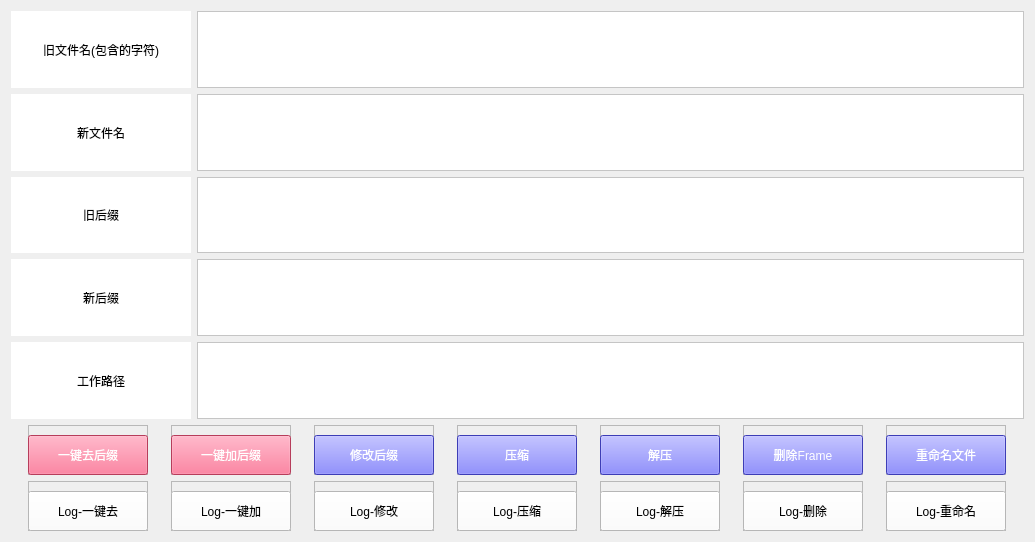
Old version of the form modify_suffix/main_ui.ui in the repository WanKaKa/MultipleLanguageUtils.
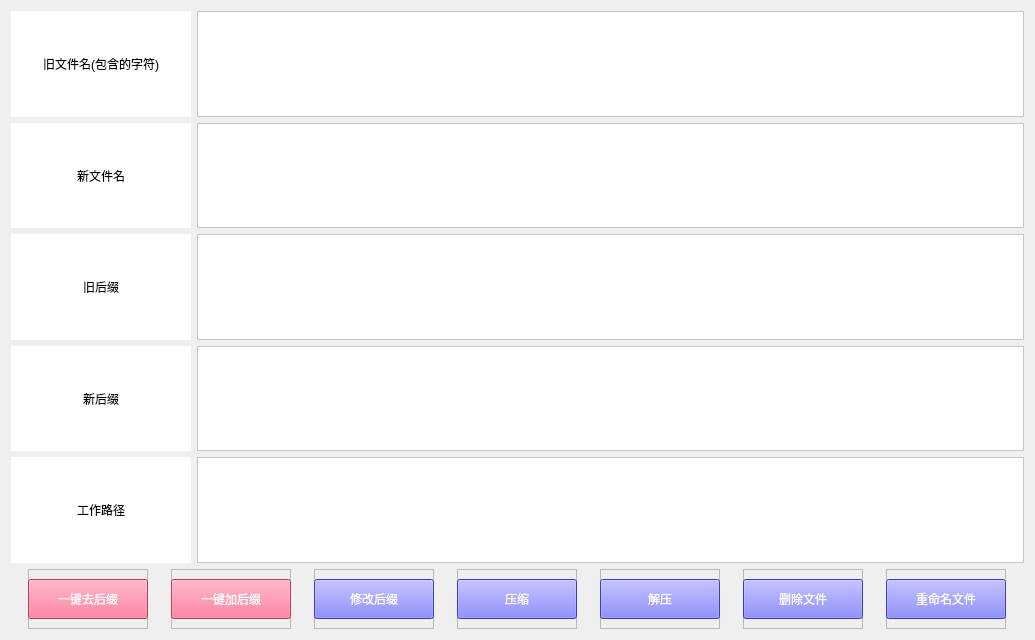
New version of the form.

Commit message: 重命名工具1.0.7

Patch:
```diff
--- a/modify_suffix/main_ui.ui
+++ b/modify_suffix/main_ui.ui
@@ -7,7 +7,7 @@
     <x>0</x>
     <y>0</y>
     <width>1035</width>
-    <height>542</height>
+    <height>640</height>
    </rect>
   </property>
   <property name="windowTitle">
@@ -242,13 +242,13 @@
          <property name="minimumSize">
           <size>
            <width>120</width>
-           <height>50</height>
+           <height>60</height>
           </size>
          </property>
          <property name="maximumSize">
           <size>
            <width>120</width>
-           <height>50</height>
+           <height>60</height>
           </size>
          </property>
          <property name="frameShape">
@@ -294,13 +294,13 @@
          <property name="minimumSize">
           <size>
            <width>120</width>
-           <height>50</height>
+           <height>60</height>
           </size>
          </property>
          <property name="maximumSize">
           <size>
            <width>120</width>
-           <height>50</height>
+           <height>60</height>
           </size>
          </property>
          <property name="frameShape">
@@ -347,13 +347,13 @@
          <property name="minimumSize">
           <size>
            <width>120</width>
-           <height>50</height>
+           <height>60</height>
           </size>
          </property>
          <property name="maximumSize">
           <size>
            <width>120</width>
-           <height>50</height>
+           <height>60</height>
           </size>
          </property>
          <property name="frameShape">
@@ -399,13 +399,13 @@
          <property name="minimumSize">
           <size>
            <width>120</width>
-           <height>50</height>
+           <height>60</height>
           </size>
          </property>
          <property name="maximumSize">
           <size>
            <width>120</width>
-           <height>50</height>
+           <height>60</height>
           </size>
          </property>
          <property name="frameShape">
@@ -448,10 +448,16 @@
        </item>
        <item>
         <widget class="QFrame" name="frame_13">
+         <property name="minimumSize">
+          <size>
+           <width>120</width>
+           <height>60</height>
+          </size>
+         </property>
          <property name="maximumSize">
           <size>
            <width>120</width>
-           <height>50</height>
+           <height>60</height>
           </size>
          </property>
          <property name="frameShape">
@@ -497,13 +503,13 @@
          <property name="minimumSize">
           <size>
            <width>120</width>
-           <height>50</height>
+           <height>60</height>
           </size>
          </property>
          <property name="maximumSize">
           <size>
            <width>120</width>
-           <height>50</height>
+           <height>60</height>
           </size>
          </property>
          <property name="frameShape">
@@ -542,7 +548,7 @@
 font: 12pt &quot;微软雅黑&quot;;</string>
           </property>
           <property name="text">
-           <string>删除Frame</string>
+           <string>删除文件</string>
           </property>
          </widget>
         </widget>
@@ -552,13 +558,13 @@
          <property name="minimumSize">
           <size>
            <width>120</width>
-           <height>50</height>
+           <height>60</height>
           </size>
          </property>
          <property name="maximumSize">
           <size>
            <width>120</width>
-           <height>50</height>
+           <height>60</height>
           </size>
          </property>
          <property name="frameShape">
@@ -604,374 +610,6 @@
        </item>
       </layout>
      </item>
-     <item>
-      <layout class="QHBoxLayout" name="horizontalLayout_10">
-       <item>
-        <widget class="QFrame" name="frame_7">
-         <property name="minimumSize">
-          <size>
-           <width>120</width>
-           <height>50</height>
-          </size>
-         </property>
-         <property name="maximumSize">
-          <size>
-           <width>120</width>
-           <height>50</height>
-          </size>
-         </property>
-         <property name="frameShape">
-          <enum>QFrame::StyledPanel</enum>
-         </property>
-         <property name="frameShadow">
-          <enum>QFrame::Raised</enum>
-         </property>
-         <widget class="QPushButton" name="log_remove_suffix">
-          <property name="geometry">
-           <rect>
-            <x>0</x>
-            <y>10</y>
-            <width>120</width>
-            <height>40</height>
-           </rect>
-          </property>
-          <property name="minimumSize">
-           <size>
-            <width>120</width>
-            <height>40</height>
-           </size>
-          </property>
-          <property name="maximumSize">
-           <size>
-            <width>120</width>
-            <height>40</height>
-           </size>
-          </property>
-          <property name="styleSheet">
-           <string notr="true">background-color: rgb(255, 255, 255);
-color: rgb(0, 0, 0);
-font: 12pt &quot;微软雅黑&quot;;</string>
-          </property>
-          <property name="text">
-           <string>Log-一键去</string>
-          </property>
-         </widget>
-        </widget>
-       </item>
-       <item>
-        <widget class="QFrame" name="frame_3">
-         <property name="minimumSize">
-          <size>
-           <width>120</width>
-           <height>50</height>
-          </size>
-         </property>
-         <property name="maximumSize">
-          <size>
-           <width>120</width>
-           <height>50</height>
-          </size>
-         </property>
-         <property name="frameShape">
-          <enum>QFrame::StyledPanel</enum>
-         </property>
-         <property name="frameShadow">
-          <enum>QFrame::Raised</enum>
-         </property>
-         <widget class="QPushButton" name="log_add_suffix">
-          <property name="geometry">
-           <rect>
-            <x>0</x>
-            <y>10</y>
-            <width>120</width>
-            <height>40</height>
-           </rect>
-          </property>
-          <property name="minimumSize">
-           <size>
-            <width>120</width>
-            <height>40</height>
-           </size>
-          </property>
-          <property name="maximumSize">
-           <size>
-            <width>120</width>
-            <height>40</height>
-           </size>
-          </property>
-          <property name="styleSheet">
-           <string notr="true">background-color: rgb(255, 255, 255);
-color: rgb(0, 0, 0);
-font: 12pt &quot;微软雅黑&quot;;</string>
-          </property>
-          <property name="text">
-           <string>Log-一键加</string>
-          </property>
-         </widget>
-        </widget>
-       </item>
-       <item>
-        <widget class="QFrame" name="frame_5">
-         <property name="minimumSize">
-          <size>
-           <width>120</width>
-           <height>50</height>
-          </size>
-         </property>
-         <property name="maximumSize">
-          <size>
-           <width>120</width>
-           <height>50</height>
-          </size>
-         </property>
-         <property name="frameShape">
-          <enum>QFrame::StyledPanel</enum>
-         </property>
-         <property name="frameShadow">
-          <enum>QFrame::Raised</enum>
-         </property>
-         <widget class="QPushButton" name="log_modify_suffix">
-          <property name="geometry">
-           <rect>
-            <x>0</x>
-            <y>10</y>
-            <width>120</width>
-            <height>40</height>
-           </rect>
-          </property>
-          <property name="minimumSize">
-           <size>
-            <width>120</width>
-            <height>40</height>
-           </size>
-          </property>
-          <property name="maximumSize">
-           <size>
-            <width>120</width>
-            <height>40</height>
-           </size>
-          </property>
-          <property name="styleSheet">
-           <string notr="true">background-color: rgb(255, 255, 255);
-color: rgb(0, 0, 0);
-font: 12pt &quot;微软雅黑&quot;;</string>
-          </property>
-          <property name="text">
-           <string>Log-修改</string>
-          </property>
-         </widget>
-        </widget>
-       </item>
-       <item>
-        <widget class="QFrame" name="frame_9">
-         <property name="minimumSize">
-          <size>
-           <width>120</width>
-           <height>50</height>
-          </size>
-         </property>
-         <property name="maximumSize">
-          <size>
-           <width>120</width>
-           <height>50</height>
-          </size>
-         </property>
-         <property name="frameShape">
-          <enum>QFrame::StyledPanel</enum>
-         </property>
-         <property name="frameShadow">
-          <enum>QFrame::Raised</enum>
-         </property>
-         <widget class="QPushButton" name="log_bandizip">
-          <property name="geometry">
-           <rect>
-            <x>0</x>
-            <y>10</y>
-            <width>120</width>
-            <height>40</height>
-           </rect>
-          </property>
-          <property name="minimumSize">
-           <size>
-            <width>120</width>
-            <height>40</height>
-           </size>
-          </property>
-          <property name="maximumSize">
-           <size>
-            <width>120</width>
-            <height>40</height>
-           </size>
-          </property>
-          <property name="styleSheet">
-           <string notr="true">background-color: rgb(255, 255, 255);
-color: rgb(0, 0, 0);
-font: 12pt &quot;微软雅黑&quot;;</string>
-          </property>
-          <property name="text">
-           <string>Log-压缩</string>
-          </property>
-         </widget>
-        </widget>
-       </item>
-       <item>
-        <widget class="QFrame" name="frame_14">
-         <property name="maximumSize">
-          <size>
-           <width>120</width>
-           <height>50</height>
-          </size>
-         </property>
-         <property name="frameShape">
-          <enum>QFrame::StyledPanel</enum>
-         </property>
-         <property name="frameShadow">
-          <enum>QFrame::Raised</enum>
-         </property>
-         <widget class="QPushButton" name="log_bandizip_de">
-          <property name="geometry">
-           <rect>
-            <x>0</x>
-            <y>10</y>
-            <width>120</width>
-            <height>40</height>
-           </rect>
-          </property>
-          <property name="minimumSize">
-           <size>
-            <width>120</width>
-            <height>40</height>
-           </size>
-          </property>
-          <property name="maximumSize">
-           <size>
-            <width>120</width>
-            <height>40</height>
-           </size>
-          </property>
-          <property name="styleSheet">
-           <string notr="true">background-color: rgb(255, 255, 255);
-color: rgb(0, 0, 0);
-font: 12pt &quot;微软雅黑&quot;;</string>
-          </property>
-          <property name="text">
-           <string>Log-解压</string>
-          </property>
-         </widget>
-        </widget>
-       </item>
-       <item>
-        <widget class="QFrame" name="frame_10">
-         <property name="minimumSize">
-          <size>
-           <width>120</width>
-           <height>50</height>
-          </size>
-         </property>
-         <property name="maximumSize">
-          <size>
-           <width>120</width>
-           <height>50</height>
-          </size>
-         </property>
-         <property name="frameShape">
-          <enum>QFrame::StyledPanel</enum>
-         </property>
-         <property name="frameShadow">
-          <enum>QFrame::Raised</enum>
-         </property>
-         <widget class="QPushButton" name="log_delete_frame">
-          <property name="enabled">
-           <bool>true</bool>
-          </property>
-          <property name="geometry">
-           <rect>
-            <x>0</x>
-            <y>10</y>
-            <width>120</width>
-            <height>40</height>
-           </rect>
-          </property>
-          <property name="minimumSize">
-           <size>
-            <width>120</width>
-            <height>40</height>
-           </size>
-          </property>
-          <property name="maximumSize">
-           <size>
-            <width>120</width>
-            <height>40</height>
-           </size>
-          </property>
-          <property name="styleSheet">
-           <string notr="true">background-color: rgb(255, 255, 255);
-color: rgb(0, 0, 0);
-font: 12pt &quot;微软雅黑&quot;;</string>
-          </property>
-          <property name="text">
-           <string>Log-删除</string>
-          </property>
-         </widget>
-        </widget>
-       </item>
-       <item>
-        <widget class="QFrame" name="frame_12">
-         <property name="minimumSize">
-          <size>
-           <width>120</width>
-           <height>50</height>
-          </size>
-         </property>
-         <property name="maximumSize">
-          <size>
-           <width>120</width>
-           <height>50</height>
-          </size>
-         </property>
-         <property name="frameShape">
-          <enum>QFrame::StyledPanel</enum>
-         </property>
-         <property name="frameShadow">
-          <enum>QFrame::Raised</enum>
-         </property>
-         <widget class="QPushButton" name="log_modify_name">
-          <property name="enabled">
-           <bool>true</bool>
-          </property>
-          <property name="geometry">
-           <rect>
-            <x>0</x>
-            <y>10</y>
-            <width>120</width>
-            <height>40</height>
-           </rect>
-          </property>
-          <property name="minimumSize">
-           <size>
-            <width>120</width>
-            <height>40</height>
-           </size>
-          </property>
-          <property name="maximumSize">
-           <size>
-            <width>120</width>
-            <height>40</height>
-           </size>
-          </property>
-          <property name="styleSheet">
-           <string notr="true">background-color: rgb(255, 255, 255);
-color: rgb(0, 0, 0);
-font: 12pt &quot;微软雅黑&quot;;</string>
-          </property>
-          <property name="text">
-           <string>Log-重命名</string>
-          </property>
-         </widget>
-        </widget>
-       </item>
-      </layout>
-     </item>
     </layout>
    </item>
   </layout>
```
The commit also changes 5 other files.
